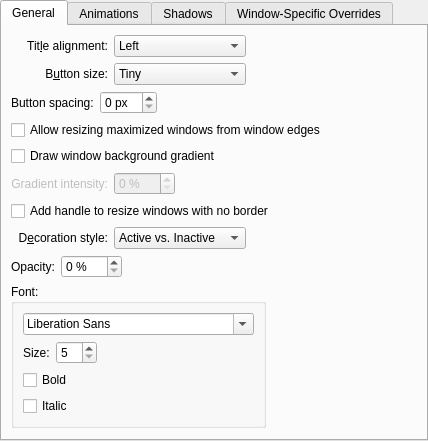
Above: config/ui/breezeconfigurationui.ui from kupiqu/SierraBreezeEnhanced before the change. Below: the same form after it.
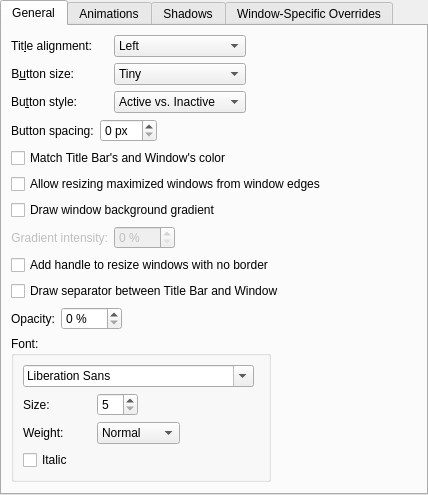
That is the form after the change. Custom widgets are drawn as their Qt base class.

Commit message: V0.3: shadows, matchTitleBar, fontWeight

The edit to the form file:
```diff
--- a/config/ui/breezeconfigurationui.ui
+++ b/config/ui/breezeconfigurationui.ui
@@ -24,7 +24,7 @@
        <string>General</string>
       </attribute>
       <layout class="QGridLayout" name="gridLayout_4">
-       <item row="0" column="0">
+       <item row="0" column="0" alignment="Qt::AlignLeft">
         <widget class="QLabel" name="label_3">
          <property name="text">
           <string>Tit&amp;le alignment:</string>
@@ -74,7 +74,7 @@
          </property>
         </spacer>
        </item>
-       <item row="1" column="0">
+       <item row="1" column="0" alignment="Qt::AlignLeft">
         <widget class="QLabel" name="label_4">
          <property name="text">
           <string>B&amp;utton size:</string>
@@ -116,7 +116,52 @@
          </item>
         </widget>
        </item>
-       <item row="2" column="0" colspan="3">
+       <item row="2" column="0" alignment="Qt::AlignLeft">
+         <widget class="QLabel" name="label_8">
+           <property name="text">
+             <string>Bu&amp;tton style:</string>
+           </property>
+           <property name="alignment">
+             <set>Qt::AlignRight|Qt::AlignTrailing|Qt::AlignVCenter</set>
+           </property>
+           <property name="buddy">
+             <cstring>buttonStyle</cstring>
+           </property>
+         </widget>
+       </item>
+       <item row="2" column="1">
+         <widget class="QComboBox" name="buttonStyle">
+           <item>
+             <property name="text">
+               <string>Active vs. Inactive</string>
+             </property>
+           </item>
+           <item>
+             <property name="text">
+               <string>Always Active</string>
+             </property>
+           </item>
+           <item>
+             <property name="text">
+               <string>Always Inactive</string>
+             </property>
+           </item>
+         </widget>
+       </item>
+       <item row="2" column="2">
+         <spacer name="horizontalSpacer_8">
+           <property name="orientation">
+             <enum>Qt::Horizontal</enum>
+           </property>
+           <property name="sizeHint" stdset="0">
+             <size>
+               <width>40</width>
+               <height>20</height>
+             </size>
+           </property>
+         </spacer>
+       </item>
+       <item row="3" column="0" colspan="3">
         <layout class="QHBoxLayout" name="horizontalLayout_2">
          <item>
           <widget class="QLabel" name="btnSpacingLabel">
@@ -150,21 +195,28 @@
          </item>
         </layout>
        </item>
-       <item row="3" column="0" colspan="3">
+       <item row="4" column="0" colspan="2">
+         <widget class="QCheckBox" name="matchColorForTitleBar">
+           <property name="text">
+             <string>Match Title Bar's and Window's color</string>
+           </property>
+         </widget>
+       </item>
+       <item row="5" column="0" colspan="3">
         <widget class="QCheckBox" name="drawBorderOnMaximizedWindows">
          <property name="text">
           <string>Allow resizing maximized windows from window edges</string>
          </property>
         </widget>
        </item>
-       <item row="4" column="0" colspan="3">
+       <item row="6" column="0" colspan="3">
         <widget class="QCheckBox" name="drawBackgroundGradient">
          <property name="text">
           <string>Draw window background gradient</string>
          </property>
         </widget>
        </item>
-       <item row="5" column="0">
+       <item row="7" column="0">
         <widget class="QLabel" name="label_7">
          <property name="enabled">
           <bool>false</bool>
@@ -177,7 +229,7 @@
          </property>
         </widget>
        </item>
-       <item row="5" column="1" alignment="Qt::AlignLeft">
+       <item row="7" column="1" alignment="Qt::AlignLeft">
         <widget class="QSpinBox" name="gradientSpinBox">
          <property name="enabled">
           <bool>false</bool>
@@ -190,59 +242,21 @@
          </property>
         </widget>
        </item>
-       <item row="6" column="0" colspan="3">
+       <item row="8" column="0" colspan="3">
         <widget class="QCheckBox" name="drawSizeGrip">
          <property name="text">
           <string>Add handle to resize windows with no border</string>
          </property>
         </widget>
        </item>
-       <item row="7" column="0">
-         <widget class="QLabel" name="label_8">
+       <item row="9" column="0" colspan="3">
+         <widget class="QCheckBox" name="drawTitleBarSeparator">
            <property name="text">
-             <string>D&amp;ecoration style:</string>
+             <string>Draw separator between Title Bar and Window</string>
            </property>
-           <property name="alignment">
-             <set>Qt::AlignRight|Qt::AlignTrailing|Qt::AlignVCenter</set>
-           </property>
-           <property name="buddy">
-             <cstring>decorationStyle</cstring>
-           </property>
          </widget>
        </item>
-       <item row="7" column="1">
-         <widget class="QComboBox" name="decorationStyle">
-           <item>
-             <property name="text">
-               <string>Active vs. Inactive</string>
-             </property>
-           </item>
-           <item>
-             <property name="text">
-               <string>Always Active</string>
-             </property>
-           </item>
-           <item>
-             <property name="text">
-               <string>Always Inactive</string>
-             </property>
-           </item>
-         </widget>
-       </item>
-       <item row="7" column="2">
-         <spacer name="horizontalSpacer_8">
-           <property name="orientation">
-             <enum>Qt::Horizontal</enum>
-           </property>
-           <property name="sizeHint" stdset="0">
-             <size>
-               <width>40</width>
-               <height>20</height>
-             </size>
-           </property>
-         </spacer>
-       </item>
-       <item row="8" column="0" colspan="3">
+       <item row="10" column="0" colspan="3">
         <layout class="QGridLayout" name="gridLayout_2" columnstretch="0,0,0,1">
          <item row="0" column="0">
           <widget class="QLabel" name="label_6">
@@ -274,7 +288,7 @@
            </property>
           </spacer>
          </item>
-         <item row="1" column="0" colspan="3">
+         <item row="1" column="0" colspan="5" alignment="Qt::AlignLeft">
           <widget class="QGroupBox" name="groupBox">
            <property name="title">
             <string>Font:</string>
@@ -283,7 +297,7 @@
             <item row="0" column="0" colspan="3">
              <widget class="QFontComboBox" name="fontComboBox"/>
             </item>
-            <item row="1" column="1">
+            <item row="1" column="1" alignment="Qt::AlignLeft">
              <widget class="QSpinBox" name="fontSizeSpinBox">
               <property name="minimum">
                <number>5</number>
@@ -300,7 +314,7 @@
               </property>
              </widget>
             </item>
-            <item row="1" column="2">
+            <item row="1" column="4">
              <spacer name="horizontalSpacer_3">
               <property name="orientation">
                <enum>Qt::Horizontal</enum>
@@ -313,13 +327,50 @@
               </property>
              </spacer>
             </item>
-            <item row="2" column="0" colspan="2">
-             <widget class="QCheckBox" name="boldCheckBox">
+            <item row="2" column="0">
+             <widget class="QLabel" name="label_10">
               <property name="text">
-               <string>Bold</string>
+               <string>Weight:</string>
               </property>
              </widget>
             </item>
+            <item row="2" column="1">
+             <widget class="QComboBox" name="weightComboBox">
+              <property name="currentIndex">
+               <number>0</number>
+              </property>
+              <item>
+               <property name="text">
+                <string>Normal</string>
+               </property>
+              </item>
+              <item>
+               <property name="text">
+                <string>Medium</string>
+               </property>
+              </item>
+              <item>
+               <property name="text">
+                <string>DemiBold</string>
+               </property>
+              </item>
+              <item>
+               <property name="text">
+                <string>Bold</string>
+               </property>
+              </item>
+              <item>
+               <property name="text">
+                <string>ExtraBold</string>
+               </property>
+              </item>
+              <item>
+               <property name="text">
+                <string>Black</string>
+               </property>
+              </item>
+             </widget>
+            </item>
             <item row="3" column="0" colspan="2">
              <widget class="QCheckBox" name="italicCheckBox">
               <property name="text">
@@ -345,7 +396,7 @@
          </item>
         </layout>
        </item>
-       <item row="9" column="0" colspan="3">
+       <item row="11" column="0" colspan="3">
         <spacer name="verticalSpacer">
          <property name="orientation">
           <enum>Qt::Vertical</enum>
```
Left out of the diff: 9 changed lines with no effect on the pictures. The commit also changes 12 other files.
